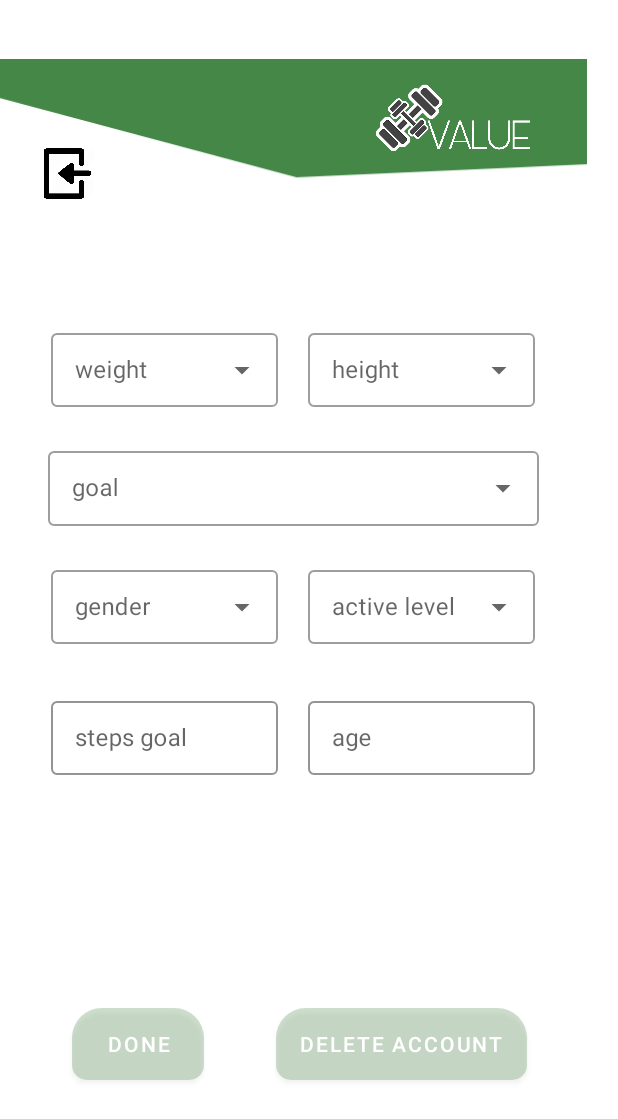
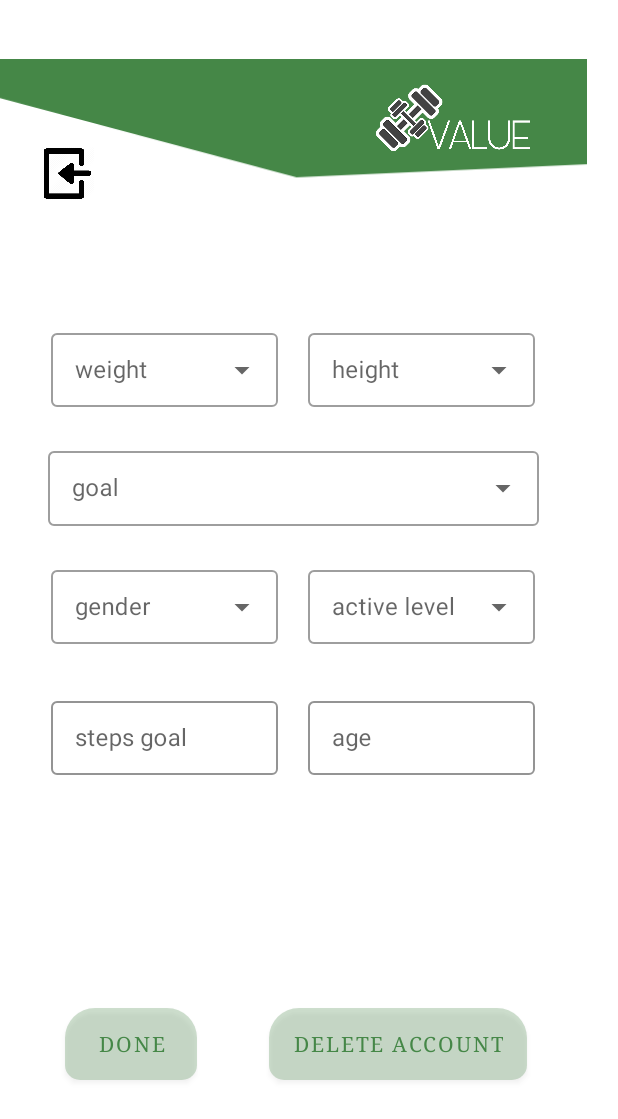
Before and after one commit to EshraqAlmalki/Value, an Android app: the PersonalInfoFragment screen opened through its navigation route, on a phone screen of 412 x 824 dp. Shown: the top 1119 px of the screen. Run offline under Robolectric (Android 15) with nearby library versions, the phone set to English and light mode, and no system bars; our stand-ins replace Firebase (no records; nobody signed in at launch, a user with empty details on screens opened directly), Room's generated code, navigation-ui; 2 statements that could not run were skipped.

Commit message:
fitness app is done

```diff
--- a/app/build.gradle
+++ b/app/build.gradle
@@ -143,5 +143,6 @@ dependencies {
     kaptAndroidTest 'com.google.dagger:hilt-android-compiler:2.37'
     debugImplementation "androidx.fragment:fragment-testing:1.4.0"
     implementation 'com.airbnb.android:lottie:4.2.1'
+    implementation 'com.android.support.constraint:constraint-layout:2.0.4'
 
 }
--- a/app/src/main/java/com/tuwaiq/value/authentication/logIn/LoginFragment.kt
+++ b/app/src/main/java/com/tuwaiq/value/authentication/logIn/LoginFragment.kt
@@ -81,7 +81,7 @@ class LoginFragment : Fragment() {
                 auth.signInWithEmailAndPassword(value.email, value.password)
                     .addOnCompleteListener{ task->
                         if (task.isSuccessful){
-                            showToast("good job")
+//                            showToast("good job")
 
 
                             //Log.d(TAG)
--- a/app/src/main/java/com/tuwaiq/value/timelineUserActive/TimeLineActiveFragment.kt
+++ b/app/src/main/java/com/tuwaiq/value/timelineUserActive/TimeLineActiveFragment.kt
@@ -154,8 +154,10 @@ class TimeLineActiveFragment : Fragment() {
         @RequiresApi(Build.VERSION_CODES.O)
         override fun onBindViewHolder(holder: TimelineActiveHolder, position: Int) {
 
+
            val news = news[position]
             holder.bind(news)
+
 
 
 
--- a/app/src/main/res/layout/personal_info_fragment.xml
+++ b/app/src/main/res/layout/personal_info_fragment.xml
@@ -148,9 +148,10 @@
             android:layout_height="wrap_content"
             android:layout_marginEnd="48dp"
             android:layout_marginBottom="106dp"
-            android:text="done"
             android:background="@drawable/shapes"
-            android:textColor="@color/white"
+            android:fontFamily="serif"
+            android:text="@string/done"
+            android:textColor="@color/value_green"
             app:layout_constraintBottom_toBottomOf="parent"
             app:layout_constraintEnd_toStartOf="@+id/delete_account" />
 
@@ -159,10 +160,11 @@
             android:layout_width="wrap_content"
             android:layout_height="48dp"
             android:layout_marginEnd="40dp"
+            android:layout_marginBottom="106dp"
             android:background="@drawable/shapes"
-            android:layout_marginBottom="106dp"
-            android:text="delete account"
-            android:textColor="@color/white"
+            android:fontFamily="serif"
+            android:text="@string/delete_account"
+            android:textColor="@color/value_green"
             app:layout_constraintBottom_toBottomOf="parent"
             app:layout_constraintEnd_toEndOf="parent" />
 
--- a/app/src/main/res/menu/menu.xml
+++ b/app/src/main/res/menu/menu.xml
@@ -6,10 +6,10 @@
         android:icon="@drawable/ic_baseline_person_24"
         android:title="info"/>
 
-    <item
-        android:id="@+id/stepsCountFragment3"
-        android:icon="@drawable/ic_baseline_do_not_step_24"
-        android:title="steps"/>
+<!--    <item-->
+<!--        android:id="@+id/stepsCountFragment3"-->
+<!--        android:icon="@drawable/ic_baseline_do_not_step_24"-->
+<!--        android:title="steps"/>-->
 
     <item
         android:id="@+id/timerFragment3"
--- a/app/src/main/res/navigation/value_nav.xml
+++ b/app/src/main/res/navigation/value_nav.xml
@@ -15,11 +15,6 @@
             app:enterAnim="@anim/slide_in_top"
             app:exitAnim="@anim/slide_out_bottom"
             app:popEnterAnim="@anim/slide_out_top" />
-        <action
-            android:id="@+id/action_generalFragment2_to_stepsCountFragment3"
-            app:destination="@id/stepsCountFragment3"
-            app:enterAnim="@anim/slide_in_left"
-            app:exitAnim="@anim/slide_in_right" />
         <action
             android:id="@+id/action_generalFragment2_to_timerFragment3"
             app:destination="@id/timerFragment3"
@@ -59,23 +54,14 @@
         <action
             android:id="@+id/action_personalInfoFragment_to_homePageFragment"
             app:destination="@id/homePageFragment"
+            app:enterAnim="@anim/slide_in_left"
+            app:exitAnim="@anim/slide_in_right"
             app:popUpTo="@id/homePageFragment"
             app:popUpToInclusive="true" />
         <argument
             android:name="email"
             app:argType="string"
             android:defaultValue='"-1"' />
-    </fragment>
-    <fragment
-        android:id="@+id/stepsCountFragment3"
-        android:name="com.tuwaiq.value.steps.StepsCountFragment"
-        android:label="steps_count_fragment"
-        tools:layout="@layout/steps_count_fragment" >
-        <action
-            android:id="@+id/action_stepsCountFragment3_to_homePageFragment"
-            app:destination="@id/homePageFragment"
-            app:popUpTo="@id/homePageFragment"
-            app:popUpToInclusive="true" />
     </fragment>
     <fragment
         android:id="@+id/timerFragment3"
--- a/app/src/main/res/values/strings.xml
+++ b/app/src/main/res/values/strings.xml
@@ -286,5 +286,7 @@
     <string name="hello_first_fragment">Hello first fragment</string>
     <string name="hello_second_fragment">Hello second fragment. Arg: %1$s</string>
     <string name="health_news">Health News:</string>
+    <string name="done">done</string>
+    <string name="delete_account">delete account</string>
 
 </resources>
```
Also changed, not shown: app/src/main/res/layout/home_page_fragment.xml (+10 -10 lines), app/src/main/res/layout/login_fragment.xml (+9 -6 lines), app/src/main/res/layout/time_line_active_fragment.xml (+5 -4 lines), app/src/main/res/layout/timer_fragment.xml (+7 -3 lines), app/src/main/res/xml/time_line_active_fragment_scene.xml (added, +19 -0 lines), 1 other file.
